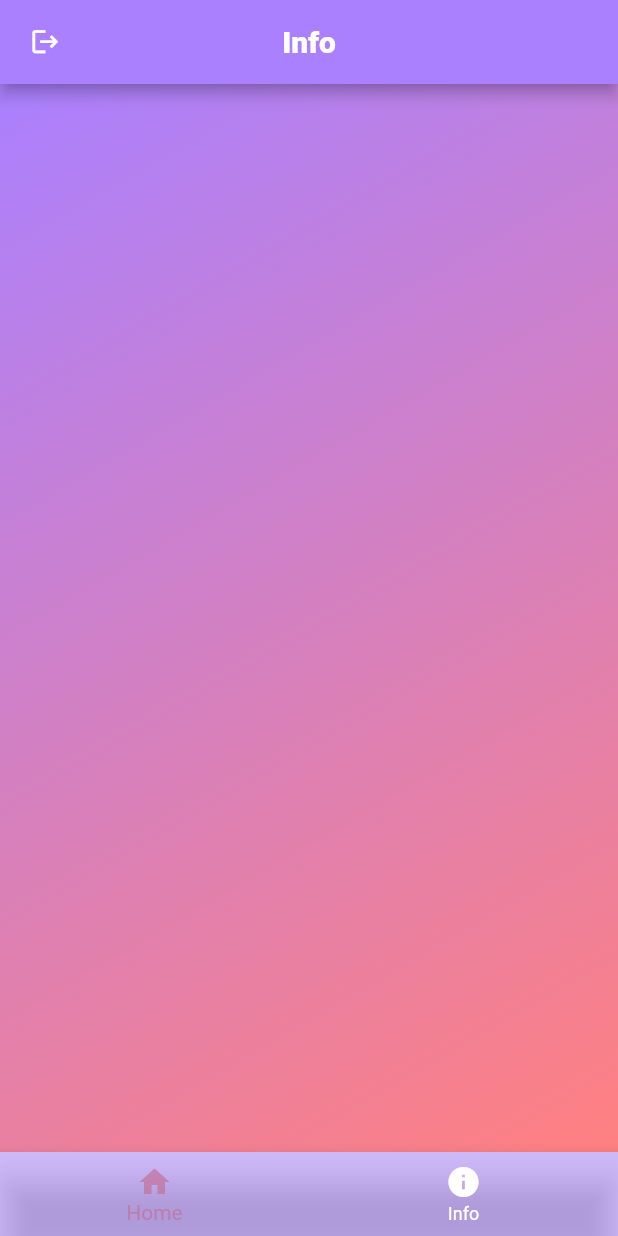
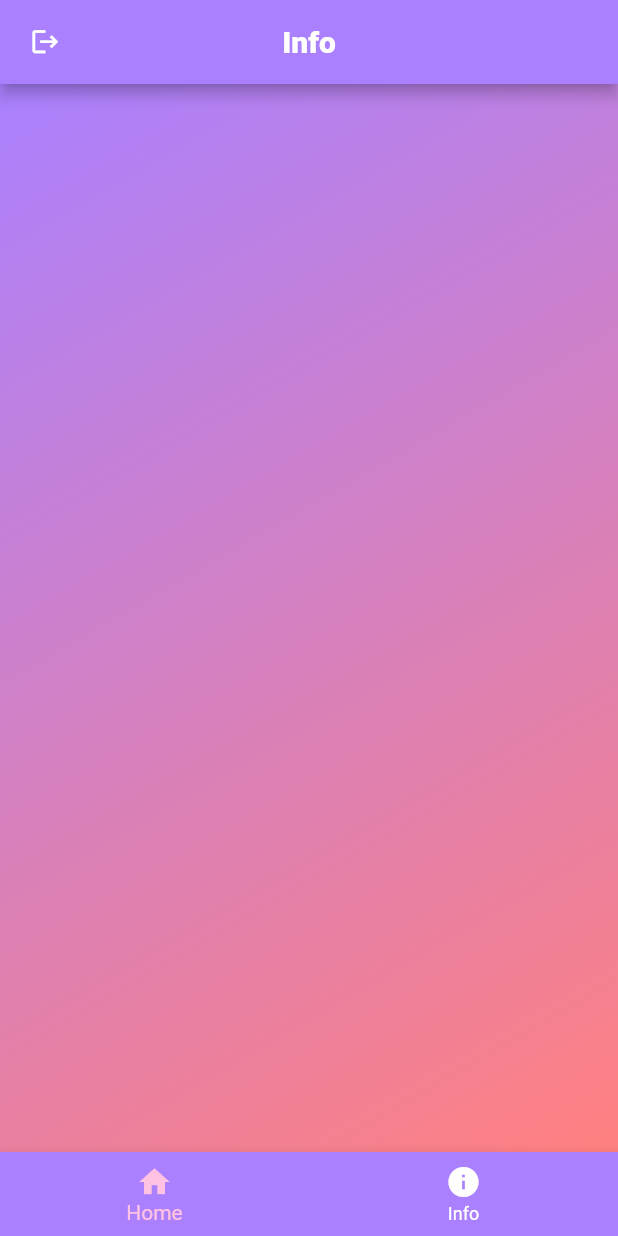
Before and after one commit to noemisip/studiees, a Flutter app: the _HomeScreen screen opened directly, on a phone screen of 412 x 824 dp. Run offline on Flutter 3.47's test engine with Material 2 defaults, Android fonts, the phone set to English and light mode, and no system bars; our stand-ins replace cloud_firestore, easy_localization, firebase_auth, firebase_core; accounts and stored records are empty.

```diff
--- a/lib/colors.dart
+++ b/lib/colors.dart
@@ -6,6 +6,7 @@ class MyColors {
   static Color background2 = const Color.fromRGBO(255, 128, 128, 1);
   static Color dialogcolor = const Color.fromRGBO(255, 128, 128, 0.6);
   static Color tabBarColor = const Color.fromRGBO(170, 128, 255, 0.5);
-  static Color selectedColor = const Color.fromRGBO(194, 112, 153, 0.7);
+  static Color selectedColor = const Color.fromRGBO(
+      255, 194, 226, 1.0);
 
 }
--- a/lib/screens/home_page.dart
+++ b/lib/screens/home_page.dart
@@ -50,7 +50,7 @@ class _HomeScreenState extends State<_HomeScreen> {
         child: _widgetOptions.elementAt(_selectedIndex),
       ),
       bottomNavigationBar: BottomNavigationBar(
-        backgroundColor: MyColors.tabBarColor,
+        backgroundColor: MyColors.background1,
         unselectedItemColor: Colors.white,
         type: BottomNavigationBarType.fixed,
         items: const <BottomNavigationBarItem>[
--- a/lib/screens/login_page.dart
+++ b/lib/screens/login_page.dart
@@ -27,7 +27,6 @@ class _LoginPageState extends State<LoginPage> {
   @override
   Widget build(BuildContext context) {
     return Scaffold(
-      resizeToAvoidBottomInset: false,
         appBar: AppBar(backgroundColor: MyColors.background1),
         body: Container(
           decoration: BoxDecoration(
@@ -36,6 +35,7 @@ class _LoginPageState extends State<LoginPage> {
                   end: Alignment.bottomRight,
                   colors: [MyColors.background1, MyColors.background2])),
           child: Scaffold(
+            resizeToAvoidBottomInset: false,
             backgroundColor: Colors.transparent,
             body: Column(
               children: [
--- a/lib/screens/register_page.dart
+++ b/lib/screens/register_page.dart
@@ -67,6 +67,7 @@ class _RegisterPageState extends State<MyStatefulWidget> {
                   end: Alignment.bottomRight,
                   colors: [MyColors.background1, MyColors.background2])),
           child: Scaffold(
+            resizeToAvoidBottomInset: false,
             backgroundColor: Colors.transparent,
             body: SingleChildScrollView(
               child: Column(
```
Also changed, not shown: 2 other files.
